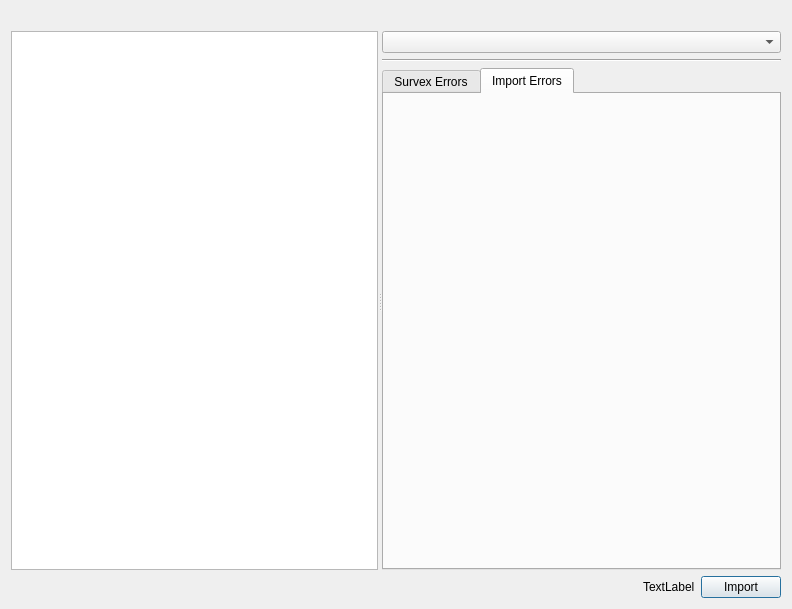
Qt form src/cwImportTreeDataDialog.ui (Cavewhere/cavewhere) before a commit.
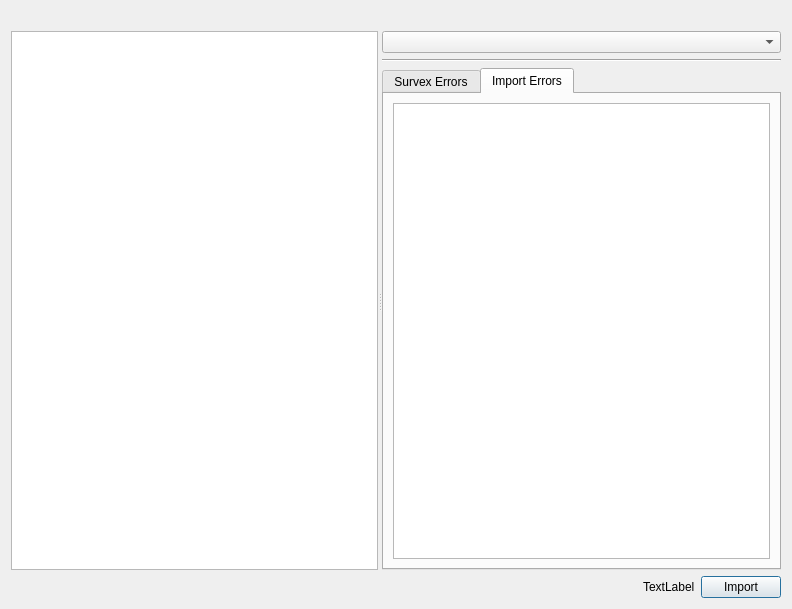
The same form after that commit.

Commit message: create import errors list in cwImportTreeDataDialog and hook up Walls Import warnings to it

The edit to the form file:
```diff
--- a/src/cwImportTreeDataDialog.ui
+++ b/src/cwImportTreeDataDialog.ui
@@ -67,6 +67,11 @@
           <attribute name="title">
            <string>Import Errors</string>
           </attribute>
+          <layout class="QVBoxLayout" name="verticalLayout_4">
+           <item>
+            <widget class="QListView" name="ImportErrorListView"/>
+           </item>
+          </layout>
          </widget>
         </widget>
        </item>
```
Left out of the diff: 2 changed lines with no effect on the pictures. The commit also changes 7 other files.
